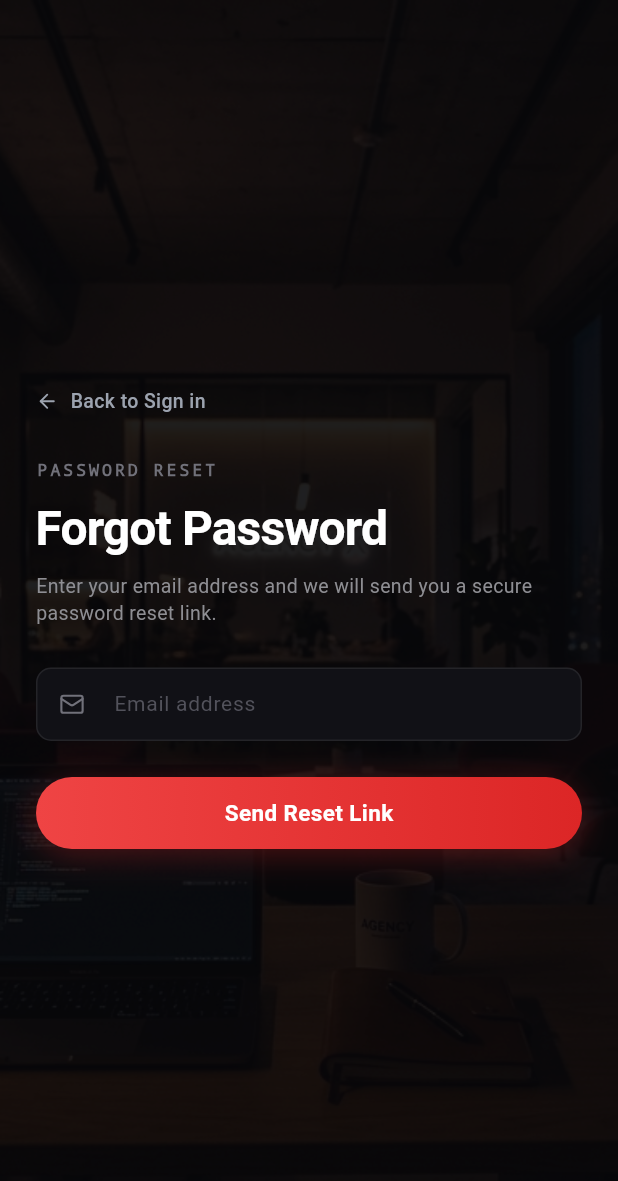
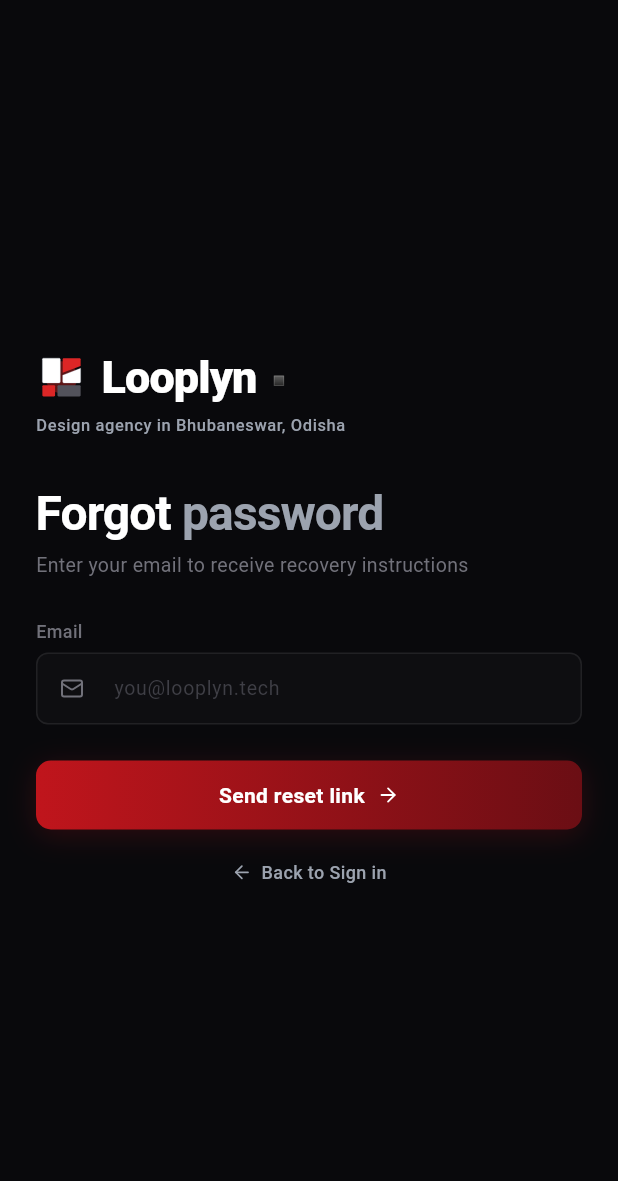
Before and after one commit to AkashKumar-Behera/Looplyn-workspace-v2, a Flutter app: the screen it shows after launch, after a tap on "Forgot password?", on a phone screen of 412 x 824 dp. Shown: the top 1181 px of the screen. Run offline on Flutter 3.47's test engine with Material 3 defaults, Android fonts, the phone set to English and light mode, and no system bars; our stand-ins replace dio, flutter_secure_storage, flutter_svg, lucide_icons_flutter.

Commit message:
feat(ui): redesign Forgot Password screen with matching frosted glass theme & smooth cubic slide transitions

```diff
--- /dev/null
+++ b/client_app/lib/core/route_transitions.dart
@@ -0,0 +1,56 @@
+import 'package:flutter/material.dart';
+
+enum SlideDirection { rightToLeft, leftToRight, bottomToTop, fadeOnly }
+
+class SmoothPageRoute<T> extends PageRouteBuilder<T> {
+  final Widget page;
+  final SlideDirection direction;
+
+  SmoothPageRoute({
+    required this.page,
+    this.direction = SlideDirection.rightToLeft,
+    Duration duration = const Duration(milliseconds: 420),
+    Duration reverseDuration = const Duration(milliseconds: 380),
+  }) : super(
+          pageBuilder: (context, animation, secondaryAnimation) => page,
+          transitionDuration: duration,
+          reverseTransitionDuration: reverseDuration,
+          transitionsBuilder: (context, animation, secondaryAnimation, child) {
+            final curvedAnimation = CurvedAnimation(
+              parent: animation,
+              curve: Curves.easeInOutCubicEmphasized,
+              reverseCurve: Curves.easeInOutCubic,
+            );
+
+            if (direction == SlideDirection.fadeOnly) {
+              return FadeTransition(
+                opacity: curvedAnimation,
+                child: child,
+              );
+            }
+
+            Offset beginOffset;
+            switch (direction) {
+              case SlideDirection.rightToLeft:
+                beginOffset = const Offset(0.12, 0.0);
+                break;
+              case SlideDirection.leftToRight:
+                beginOffset = const Offset(-0.12, 0.0);
+                break;
+              case SlideDirection.bottomToTop:
+                beginOffset = const Offset(0.0, 0.08);
+                break;
+              default:
+                beginOffset = const Offset(0.12, 0.0);
+            }
+
+            return SlideTransition(
+              position: Tween<Offset>(begin: beginOffset, end: Offset.zero).animate(curvedAnimation),
+              child: FadeTransition(
+                opacity: Tween<double>(begin: 0.0, end: 1.0).animate(curvedAnimation),
+                child: child,
+              ),
+            );
+          },
+        );
+}
--- a/client_app/lib/features/auth/forgot_password_screen.dart
+++ b/client_app/lib/features/auth/forgot_password_screen.dart
@@ -1,8 +1,10 @@
+import 'dart:ui';
 import 'package:dio/dio.dart';
 import 'package:flutter/material.dart';
 import 'package:lucide_icons_flutter/lucide_icons.dart';
 import '../../core/api_client.dart';
 import '../../core/looplyn_logo.dart';
+import '../../core/route_transitions.dart';
 import 'reset_password_screen.dart';
 
 class ForgotPasswordScreen extends StatefulWidget {
@@ -59,47 +61,89 @@ class _ForgotPasswordScreenState extends State<ForgotPasswordScreen> {
 
   @override
   Widget build(BuildContext context) {
-    final screenWidth = MediaQuery.of(context).size.width;
-    final isDesktop = screenWidth >= 960;
+    final size = MediaQuery.of(context).size;
+    final isDesktop = size.width >= 960;
 
+    if (!isDesktop) {
+      // Mobile / Tablet: Clean pure dark canvas, no bg image, native feel
       return Scaffold(
-      backgroundColor: const Color(0xFF07070A),
-      body: isDesktop
-          ? Row(
+        backgroundColor: const Color(0xFF09090C),
+        body: SafeArea(
+          child: Center(
+            child: SingleChildScrollView(
+              padding: const EdgeInsets.symmetric(horizontal: 24.0, vertical: 28.0),
+              child: ConstrainedBox(
+                constraints: const BoxConstraints(maxWidth: 440),
+                child: _buildFormContent(isMobile: true),
+              ),
+            ),
+          ),
+        ),
+      );
+    }
+
+    // Desktop: Authentic Wallpaper + Dark Vignette + Frosted Glass Card on Right
+    return Scaffold(
+      backgroundColor: Colors.black,
+      body: Stack(
+        fit: StackFit.expand,
         children: [
-                // Left Showcase Panel
-                Expanded(
-                  flex: 52,
-                  child: _buildLeftHeroPanel(),
+          // 1. Full Screen Background Image
+          Image.asset(
+            'assets/background.png',
+            fit: BoxFit.cover,
+            alignment: Alignment.center,
+            errorBuilder: (ctx, err, stack) => Container(color: Colors.black),
           ),
-                // Right Form Panel
-                Expanded(
-                  flex: 48,
-                  child: _buildRightForgotPanel(),
+
+          // 2. Dark Mood Vignette Overlay
+          Positioned.fill(
+            child: Container(
+              decoration: BoxDecoration(
+                gradient: LinearGradient(
+                  begin: Alignment.centerLeft,
+                  end: Alignment.centerRight,
+                  colors: [
+                    Colors.black.withValues(alpha: 0.35),
+                    Colors.black.withValues(alpha: 0.75),
+                  ],
+                ),
+              ),
+            ),
+          ),
+
+          // 3. Desktop Frosted Glass Form Card
+          Positioned(
+            right: size.width * 0.10,
+            top: size.height * 0.14,
+            bottom: size.height * 0.10,
+            child: Center(
+              child: ClipRRect(
+                borderRadius: BorderRadius.circular(20),
+                child: BackdropFilter(
+                  filter: ImageFilter.blur(sigmaX: 18, sigmaY: 18),
+                  child: Container(
+                    width: 420,
+                    padding: const EdgeInsets.symmetric(horizontal: 36.0, vertical: 38.0),
+                    decoration: BoxDecoration(
+                      color: const Color(0xFF0C0C10).withValues(alpha: 0.65),
+                      borderRadius: BorderRadius.circular(20),
+                      border: Border.all(
+                        color: Colors.white.withValues(alpha: 0.09),
+                        width: 1.2,
+                      ),
+                      boxShadow: [
+                        BoxShadow(
+                          color: Colors.black.withValues(alpha: 0.5),
+                          blurRadius: 30,
+                          offset: const Offset(0, 10),
                         ),
                       ],
-            )
-          : Stack(
-              children: [
-                Positioned.fill(
-                  child: Image.asset(
-                    'assets/wallpapers/production_studio.jpg',
-                    fit: BoxFit.cover,
-                    errorBuilder: (ctx, err, stack) => Container(color: const Color(0xFF07070A)),
+                    ),
+                    child: SingleChildScrollView(
+                      child: _buildFormContent(isMobile: false),
                     ),
                   ),
-                Positioned.fill(
-                  child: Container(
-                    color: const Color(0xE607070A),
-                  ),
-                ),
-                SafeArea(
-                  child: Center(
-                    child: SingleChildScrollView(
-                      padding: const EdgeInsets.symmetric(horizontal: 24.0, vertical: 32.0),
-                      child: ConstrainedBox(
-                        constraints: const BoxConstraints(maxWidth: 440),
-                        child: _buildFormCard(isMobile: true),
                 ),
               ),
             ),
@@ -109,216 +153,87 @@ class _ForgotPasswordScreenState extends State<ForgotPasswordScreen> {
     );
   }
 
-  Widget _buildLeftHeroPanel() {
-    return Stack(
-      children: [
-        Positioned.fill(
-          child: Image.asset(
-            'assets/wallpapers/production_studio.jpg',
-            fit: BoxFit.cover,
-            errorBuilder: (ctx, err, stack) => Container(color: const Color(0xFF0C0C12)),
-          ),
-        ),
-        Positioned.fill(
-          child: Container(
-            decoration: const BoxDecoration(
-              gradient: LinearGradient(
-                begin: Alignment.topCenter,
-                end: Alignment.bottomCenter,
-                colors: [
-                  Color(0x66000000),
-                  Colors.transparent,
-                  Color(0xD9000000),
-                ],
-                stops: [0.0, 0.45, 1.0],
-              ),
-            ),
-          ),
-        ),
-        Padding(
-          padding: const EdgeInsets.symmetric(horizontal: 56.0, vertical: 48.0),
-          child: Column(
+  Widget _buildFormContent({bool isMobile = false}) {
+    return Column(
+      mainAxisSize: MainAxisSize.min,
       crossAxisAlignment: CrossAxisAlignment.start,
       children: [
+        // Brand Logo Row
         Row(
           crossAxisAlignment: CrossAxisAlignment.center,
           children: [
-                  const LooplynLogo(size: 26),
+            const LooplynLogo(size: 34),
             const SizedBox(width: 10),
             RichText(
               text: const TextSpan(
                 text: 'Looplyn',
                 style: TextStyle(
-                        fontSize: 22,
+                  fontSize: 30,
                   fontWeight: FontWeight.w800,
                   color: Colors.white,
-                        letterSpacing: -0.4,
+                  letterSpacing: -0.6,
                 ),
                 children: [
                   TextSpan(
-                          text: '.',
-                          style: TextStyle(color: Color(0xFFDC2626), fontSize: 26, fontWeight: FontWeight.w900),
+                    text: '▪',
+                    style: TextStyle(color: Color(0xFFDC2626), fontSize: 24),
                   ),
                 ],
               ),
             ),
           ],
         ),
-              const Spacer(flex: 2),
+        const SizedBox(height: 6),
         const Text(
-                'SECURITY · ACCOUNT RECOVERY',
+          'Design agency in Bhubaneswar, Odisha',
           style: TextStyle(
             fontSize: 11,
-                  fontWeight: FontWeight.w600,
-                  letterSpacing: 2.0,
-                  color: Color(0xFFA1A1AA),
-                  fontFamily: 'monospace',
+            fontWeight: FontWeight.w500,
+            letterSpacing: 0.4,
+            color: Color(0xFF9CA3AF),
           ),
         ),
-              const SizedBox(height: 14),
+        const SizedBox(height: 32),
+
+        // Forgot Password Heading
         RichText(
           text: const TextSpan(
-                  text: 'Account\n',
-                  style: TextStyle(
-                    fontSize: 48,
-                    fontWeight: FontWeight.w800,
-                    color: Colors.white,
-                    height: 1.12,
-                    letterSpacing: -1.2,
-                  ),
-                  children: [
-                    TextSpan(
-                      text: 'Recovery.',
-                      style: TextStyle(
-                        color: Color(0xFFEF4444),
-                        fontWeight: FontWeight.w800,
-                      ),
-                    ),
-                  ],
-                ),
-              ),
-              const SizedBox(height: 20),
-              const Text(
-                'Reset your password securely with an authenticated magic link dispatched directly to your registered inbox.',
-                style: TextStyle(
-                  fontSize: 14,
-                  height: 1.55,
-                  fontWeight: FontWeight.w400,
-                  color: Color(0xFFD4D4D8),
-                ),
-              ),
-              const Spacer(flex: 3),
-              const Text(
-                '© 2026 Looplyn. All rights reserved.',
-                style: TextStyle(
-                  fontSize: 12,
-                  color: Color(0xFF71717A),
-                ),
-              ),
-            ],
-          ),
-        ),
-      ],
-    );
-  }
-
-  Widget _buildRightForgotPanel() {
-    return Stack(
-      children: [
-        Positioned.fill(
-          child: Image.asset(
-            'assets/wallpapers/space_orbit.png',
-            fit: BoxFit.cover,
-            alignment: Alignment.centerRight,
-            errorBuilder: (ctx, err, stack) => Container(color: const Color(0xFF0A0A0F)),
-          ),
-        ),
-        Positioned.fill(
-          child: Container(
-            color: const Color(0xF209090D),
-          ),
-        ),
-        Center(
-          child: SingleChildScrollView(
-            padding: const EdgeInsets.symmetric(horizontal: 56.0, vertical: 40.0),
-            child: ConstrainedBox(
-              constraints: const BoxConstraints(maxWidth: 420),
-              child: _buildFormCard(isMobile: false),
-            ),
-          ),
-        ),
-      ],
-    );
-  }
-
-  Widget _buildFormCard({required bool isMobile}) {
-    return Column(
-      mainAxisSize: MainAxisSize.min,
-      crossAxisAlignment: CrossAxisAlignment.start,
-      children: [
-        // Back to Sign in
-        MouseRegion(
-          cursor: SystemMouseCursors.click,
-          child: GestureDetector(
-            onTap: () => Navigator.of(context).pop(),
-            child: const Row(
-              mainAxisSize: MainAxisSize.min,
-              children: [
-                Icon(LucideIcons.arrowLeft, size: 15, color: Color(0xFF9CA3AF)),
-                SizedBox(width: 8),
-                Text(
-                  'Back to Sign in',
-                  style: TextStyle(
-                    fontSize: 13,
-                    color: Color(0xFF9CA3AF),
-                    fontWeight: FontWeight.w500,
-                  ),
-                ),
-              ],
-            ),
-          ),
-        ),
-        const SizedBox(height: 28),
-
-        const Text(
-          'PASSWORD RESET',
-          style: TextStyle(
-            fontSize: 11,
-            fontWeight: FontWeight.w600,
-            letterSpacing: 2.0,
-            color: Color(0xFF71717A),
-            fontFamily: 'monospace',
-          ),
-        ),
-        const SizedBox(height: 8),
-
-        const Text(
-          'Forgot Password',
+            text: 'Forgot ',
             style: TextStyle(
               fontSize: 32,
               fontWeight: FontWeight.w700,
               color: Colors.white,
               letterSpacing: -0.6,
             ),
+            children: [
+              TextSpan(
+                text: 'password',
+                style: TextStyle(
+                  color: Color(0xFF9CA3AF),
+                  fontWeight: FontWeight.w700,
+                ),
+              ),
+            ],
+          ),
         ),
         const SizedBox(height: 6),
         const Text(
-          'Enter your email address and we will send you a secure password reset link.',
+          'Enter your email to receive recovery instructions',
           style: TextStyle(
             fontSize: 13,
             fontWeight: FontWeight.w400,
-            color: Color(0xFF8E8E93),
-            height: 1.4,
+            color: Color(0xFF71717A),
           ),
         ),
-        const SizedBox(height: 28),
+        const SizedBox(height: 26),
 
+        // Error Message
         if (_errorMessage != null) ...[
           Container(
             padding: const EdgeInsets.symmetric(horizontal: 12, vertical: 8),
             decoration: BoxDecoration(
               color: const Color(0xFF2C0B0E),
-              borderRadius: BorderRadius.circular(8),
+              borderRadius: BorderRadius.circular(6),
               border: Border.all(color: const Color(0x66DC2626)),
             ),
             child: Row(
@@ -337,6 +252,7 @@ class _ForgotPasswordScreenState extends State<ForgotPasswordScreen> {
           const SizedBox(height: 16),
         ],
 
+        // Success Message
         if (_successMessage != null) ...[
           Container(
             padding: const EdgeInsets.all(12),
@@ -367,13 +283,16 @@ class _ForgotPasswordScreenState extends State<ForgotPasswordScreen> {
                       backgroundColor: const Color(0xFF27272A),
                       foregroundColor: Colors.white,
                       padding: const EdgeInsets.symmetric(vertical: 8, horizontal: 12),
-                      shape: RoundedRectangleBorder(borderRadius: BorderRadius.circular(4)),
+                      shape: RoundedRectangleBorder(borderRadius: BorderRadius.circular(6)),
                     ),
                     onPressed: () {
                       final uri = Uri.parse(_devResetLink!);
                       final token = uri.queryParameters['token'] ?? '';
                       Navigator.of(context).push(
-                        MaterialPageRoute(builder: (_) => ResetPasswordScreen(token: token)),
+                        SmoothPageRoute(
+                          page: ResetPasswordScreen(token: token),
+                          direction: SlideDirection.rightToLeft,
+                        ),
                       );
                     },
                     child: const Text('Open Reset Screen (Dev)', style: TextStyle(fontSize: 11)),
@@ -385,59 +304,64 @@ class _ForgotPasswordScreenState extends State<ForgotPasswordScreen> {
           const SizedBox(height: 18),
         ],
 
-        // Email Address Input
+        // Email Label & Input
+        const Text(
+          'Email',
+          style: TextStyle(fontSize: 12, fontWeight: FontWeight.w500, color: Color(0xFF71717A)),
+        ),
+        const SizedBox(height: 6),
         TextField(
           controller: _emailController,
           keyboardType: TextInputType.emailAddress,
-          style: const TextStyle(color: Colors.white, fontSize: 14),
+          style: const TextStyle(color: Colors.white, fontSize: 13),
           decoration: InputDecoration(
-            hintText: 'Email address',
-            hintStyle: const TextStyle(color: Color(0xFF52525B), fontSize: 14),
-            prefixIcon: const Icon(LucideIcons.mail, size: 17, color: Color(0xFF71717A)),
+            hintText: 'you@looplyn.tech',
+            hintStyle: const TextStyle(color: Color(0xFF3F3F46), fontSize: 13),
+            prefixIcon: const Icon(LucideIcons.mail, size: 16, color: Color(0xFF71717A)),
             filled: true,
-            fillColor: const Color(0xFF111116),
-            contentPadding: const EdgeInsets.symmetric(horizontal: 14, vertical: 14),
+            fillColor: const Color(0xFF0F0F12).withValues(alpha: 0.8),
+            contentPadding: const EdgeInsets.symmetric(horizontal: 14, vertical: 12),
             border: OutlineInputBorder(
-              borderRadius: BorderRadius.circular(10),
-              borderSide: const BorderSide(color: Color(0x14FFFFFF)),
+              borderRadius: BorderRadius.circular(8),
+              borderSide: BorderSide(color: Colors.white.withValues(alpha: 0.08)),
             ),
             enabledBorder: OutlineInputBorder(
-              borderRadius: BorderRadius.circular(10),
-              borderSide: const BorderSide(color: Color(0x14FFFFFF)),
+              borderRadius: BorderRadius.circular(8),
+              borderSide: BorderSide(color: Colors.white.withValues(alpha: 0.08)),
             ),
             focusedBorder: OutlineInputBorder(
-              borderRadius: BorderRadius.circular(10),
-              borderSide: const BorderSide(color: Color(0xFFDC2626), width: 1.4),
+              borderRadius: BorderRadius.circular(8),
+              borderSide: const BorderSide(color: Color(0xFFDC2626), width: 1.2),
             ),
           ),
           onSubmitted: (_) => _handleForgotPassword(),
         ),
         const SizedBox(height: 24),
 
-        // Red Gradient Submit Button
+        // Dark Crimson Red Pill Button
         Container(
           width: double.infinity,
-          height: 48,
+          height: 46,
           decoration: BoxDecoration(
-            borderRadius: BorderRadius.circular(24),
+            borderRadius: BorderRadius.circular(10),
             gradient: const LinearGradient(
               colors: [
-                Color(0xFFEF4444),
-                Color(0xFFDC2626),
+                Color(0xFFC0151C), // Rich crimson red
+                Color(0xFF6B0E14), // Dark deep wine
               ],
             ),
-            boxShadow: const [
+            boxShadow: [
               BoxShadow(
-                color: Color(0x52DC2626),
-                blurRadius: 18,
-                offset: Offset(0, 4),
+                color: const Color(0xFFC0151C).withValues(alpha: 0.2),
+                blurRadius: 16,
+                offset: const Offset(0, 4),
               ),
             ],
           ),
           child: Material(
             color: Colors.transparent,
             child: InkWell(
-              borderRadius: BorderRadius.circular(24),
+              borderRadius: BorderRadius.circular(10),
               onTap: _isLoading ? null : _handleForgotPassword,
               child: Center(
                 child: _isLoading
@@ -446,14 +370,51 @@ class _ForgotPasswordScreenState extends State<ForgotPasswordScreen> {
                         width: 18,
                         child: CircularProgressIndicator(strokeWidth: 2, color: Colors.white),
                       )
-                    : const Text(
-                        'Send Reset Link',
+                    : const Row(
+                        mainAxisAlignment: MainAxisAlignment.center,
+                        children: [
+                          Text(
+                            'Send reset link',
                             style: TextStyle(
                               color: Colors.white,
-                          fontWeight: FontWeight.w700,
-                          fontSize: 15,
+                              fontWeight: FontWeight.w600,
+                              fontSize: 14,
                             ),
                           ),
+                          SizedBox(width: 8),
+                          Icon(
+                            LucideIcons.arrowRight,
+                            color: Colors.white,
+                            size: 15,
+                          ),
+                        ],
+                      ),
+              ),
+            ),
+          ),
+        ),
+        const SizedBox(height: 20),
+
+        // Back to Sign In Link
+        Center(
+          child: MouseRegion(
+            cursor: SystemMouseCursors.click,
+            child: GestureDetector(
+              onTap: () => Navigator.of(context).pop(),
+              child: const Row(
+                mainAxisSize: MainAxisSize.min,
+                children: [
+                  Icon(LucideIcons.arrowLeft, size: 14, color: Color(0xFF9CA3AF)),
+                  SizedBox(width: 6),
+                  Text(
+                    'Back to Sign in',
+                    style: TextStyle(
+                      fontSize: 12,
+                      color: Color(0xFF9CA3AF),
+                      fontWeight: FontWeight.w500,
+                    ),
+                  ),
+                ],
               ),
             ),
           ),
--- a/client_app/lib/features/auth/login_screen.dart
+++ b/client_app/lib/features/auth/login_screen.dart
@@ -4,6 +4,7 @@ import 'package:flutter/material.dart';
 import 'package:lucide_icons_flutter/lucide_icons.dart';
 import '../../core/api_client.dart';
 import '../../core/looplyn_logo.dart';
+import '../../core/route_transitions.dart';
 import 'forgot_password_screen.dart';
 import '../studio/studio_calendar_screen.dart';
 
@@ -42,7 +43,10 @@ class _LoginScreenState extends State<LoginScreen> {
       if (res['success'] == true) {
         if (!mounted) return;
         Navigator.of(context).pushReplacement(
-          MaterialPageRoute(builder: (_) => const StudioCalendarScreen()),
+          SmoothPageRoute(
+            page: const StudioCalendarScreen(),
+            direction: SlideDirection.fadeOnly,
+          ),
         );
       } else {
         setState(() => _errorMessage = res['error'] ?? 'Login failed');
@@ -336,7 +340,10 @@ class _LoginScreenState extends State<LoginScreen> {
             child: GestureDetector(
               onTap: () {
                 Navigator.of(context).push(
-                  MaterialPageRoute(builder: (_) => const ForgotPasswordScreen()),
+                  SmoothPageRoute(
+                    page: const ForgotPasswordScreen(),
+                    direction: SlideDirection.rightToLeft,
+                  ),
                 );
               },
               child: const Text(
```
Lines whose indentation alone changed are shown as unchanged.
